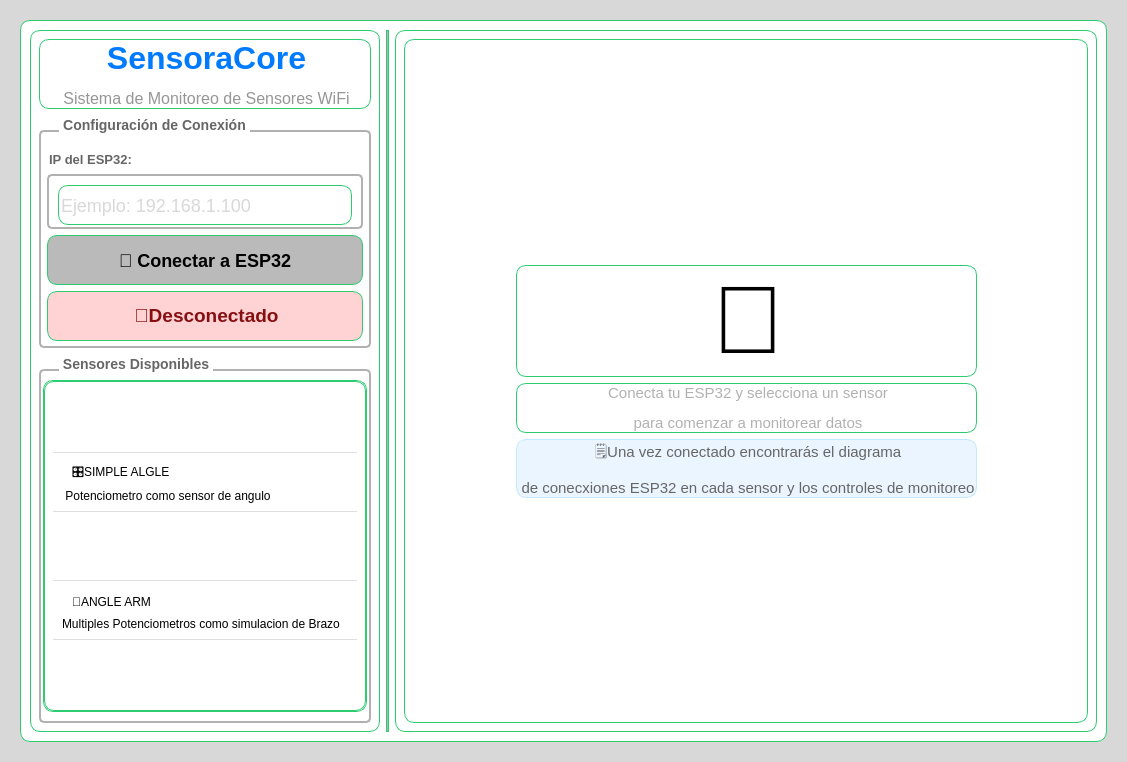
Qt form SensoraCore/SC_DesktopApp/Main/mainWindow.ui (YamithR/SensoraCore) before a commit.
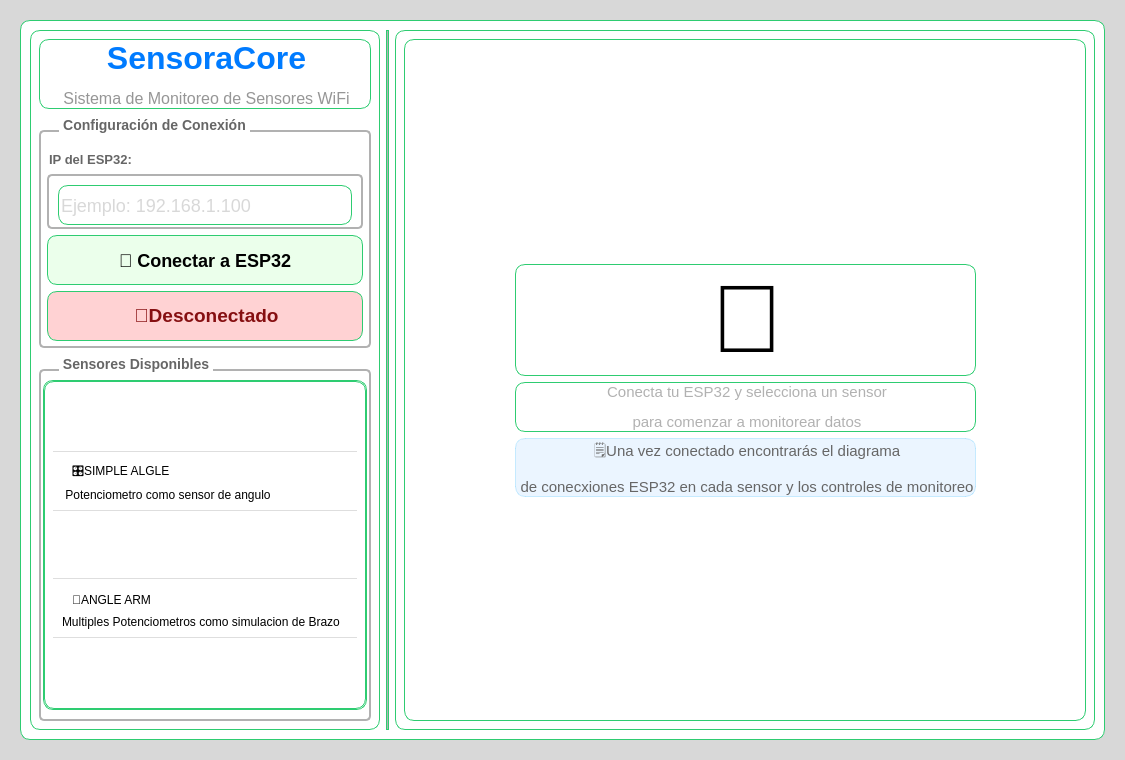
The same form after that commit.

What changed in the file:
```diff
--- a/SensoraCore/SC_DesktopApp/Main/mainWindow.ui
+++ b/SensoraCore/SC_DesktopApp/Main/mainWindow.ui
@@ -6,8 +6,8 @@
    <rect>
     <x>0</x>
     <y>0</y>
-    <width>1127</width>
-    <height>762</height>
+    <width>1125</width>
+    <height>760</height>
    </rect>
   </property>
   <property name="windowTitle">
@@ -192,7 +192,7 @@
                </property>
                <property name="styleSheet">
                 <string notr="true">#Conectar {
-	background-color: rgb(186, 186, 186);
+	background-color: rgba(0, 255, 0, 20);
 	font-size: 18px;
 	color: rgb(0, 0, 0);
 	font-weight: bold;
@@ -203,7 +203,10 @@
 }
 #Conectar:hover:pressed {
 	color:rrgb(255, 0, 0);
-	background-color: rgb(0, 255, 127)
+	background-color: rgb(0, 255, 127);
+}
+#Conectar:disabled{
+	background-color: rgb(186, 186, 186);
 }
 </string>
                </property>
@@ -291,7 +294,7 @@
                   <x>0</x>
                   <y>0</y>
                   <width>322</width>
-                  <height>322</height>
+                  <height>320</height>
                  </rect>
                 </property>
                 <layout class="QVBoxLayout" name="verticalLayout_2">
@@ -521,32 +524,21 @@
           <item>
            <widget class="QWidget" name="Welcome" native="true">
             <layout class="QGridLayout" name="gridLayout_4">
-             <item row="1" column="1">
-              <widget class="QLabel" name="label">
-               <property name="text">
-                <string>&lt;html&gt;&lt;head/&gt;&lt;body&gt;&lt;p align=&quot;center&quot;&gt;&lt;span style=&quot; font-size:72pt;&quot;&gt;🔧&lt;/span&gt;&lt;/p&gt;&lt;/body&gt;&lt;/html&gt;</string>
-               </property>
-              </widget>
-             </item>
-             <item row="2" column="1">
+             <item row="3" column="1">
               <widget class="QLabel" name="label_2">
                <property name="text">
                 <string>&lt;html&gt;&lt;head/&gt;&lt;body&gt;&lt;p align=&quot;center&quot;&gt;&lt;span style=&quot; font-size:11pt; color:#b1b1b1;&quot;&gt;Conecta tu ESP32 y selecciona un sensor&lt;/span&gt;&lt;/p&gt;&lt;p align=&quot;center&quot;&gt;&lt;span style=&quot; font-size:11pt; color:#b1b1b1;&quot;&gt;para comenzar a monitorear datos&lt;/span&gt;&lt;/p&gt;&lt;/body&gt;&lt;/html&gt;</string>
                </property>
               </widget>
              </item>
-             <item row="3" column="1">
-              <widget class="QLabel" name="label_3">
-               <property name="styleSheet">
-                <string notr="true">border-color: rgba(0, 170, 255, 50);
-background-color: rgba(0, 123, 255, 20);</string>
-               </property>
+             <item row="2" column="1">
+              <widget class="QLabel" name="label">
                <property name="text">
-                <string>&lt;html&gt;&lt;head/&gt;&lt;body&gt;&lt;p align=&quot;center&quot;&gt;&lt;span style=&quot; font-size:11pt; color:#666666;&quot;&gt;🗒️Una vez conectado encontrarás el diagrama&lt;/span&gt;&lt;/p&gt;&lt;p align=&quot;center&quot;&gt;&lt;span style=&quot; font-size:11pt; color:#666666;&quot;&gt;de conecxiones ESP32 en cada sensor y los controles de monitoreo&lt;/span&gt;&lt;/p&gt;&lt;/body&gt;&lt;/html&gt;</string>
+                <string>&lt;html&gt;&lt;head/&gt;&lt;body&gt;&lt;p align=&quot;center&quot;&gt;&lt;span style=&quot; font-size:72pt;&quot;&gt;🔧&lt;/span&gt;&lt;/p&gt;&lt;/body&gt;&lt;/html&gt;</string>
                </property>
               </widget>
              </item>
-             <item row="4" column="1">
+             <item row="5" column="1">
               <spacer name="verticalSpacer">
                <property name="orientation">
                 <enum>Qt::Orientation::Vertical</enum>
@@ -559,7 +551,7 @@
                </property>
               </spacer>
              </item>
-             <item row="1" column="2" rowspan="2">
+             <item row="2" column="2" rowspan="2">
               <spacer name="horizontalSpacer">
                <property name="orientation">
                 <enum>Qt::Orientation::Horizontal</enum>
@@ -572,7 +564,7 @@
                </property>
               </spacer>
              </item>
-             <item row="1" column="0" rowspan="2">
+             <item row="2" column="0" rowspan="2">
               <spacer name="horizontalSpacer_2">
                <property name="orientation">
                 <enum>Qt::Orientation::Horizontal</enum>
@@ -585,7 +577,18 @@
                </property>
               </spacer>
              </item>
-             <item row="0" column="1">
+             <item row="4" column="1">
+              <widget class="QLabel" name="label_3">
+               <property name="styleSheet">
+                <string notr="true">border-color: rgba(0, 170, 255, 50);
+background-color: rgba(0, 123, 255, 20);</string>
+               </property>
+               <property name="text">
+                <string>&lt;html&gt;&lt;head/&gt;&lt;body&gt;&lt;p align=&quot;center&quot;&gt;&lt;span style=&quot; font-size:11pt; color:#666666;&quot;&gt;🗒️Una vez conectado encontrarás el diagrama&lt;/span&gt;&lt;/p&gt;&lt;p align=&quot;center&quot;&gt;&lt;span style=&quot; font-size:11pt; color:#666666;&quot;&gt;de conecxiones ESP32 en cada sensor y los controles de monitoreo&lt;/span&gt;&lt;/p&gt;&lt;/body&gt;&lt;/html&gt;</string>
+               </property>
+              </widget>
+             </item>
+             <item row="1" column="1">
               <spacer name="verticalSpacer_2">
                <property name="orientation">
                 <enum>Qt::Orientation::Vertical</enum>
```
